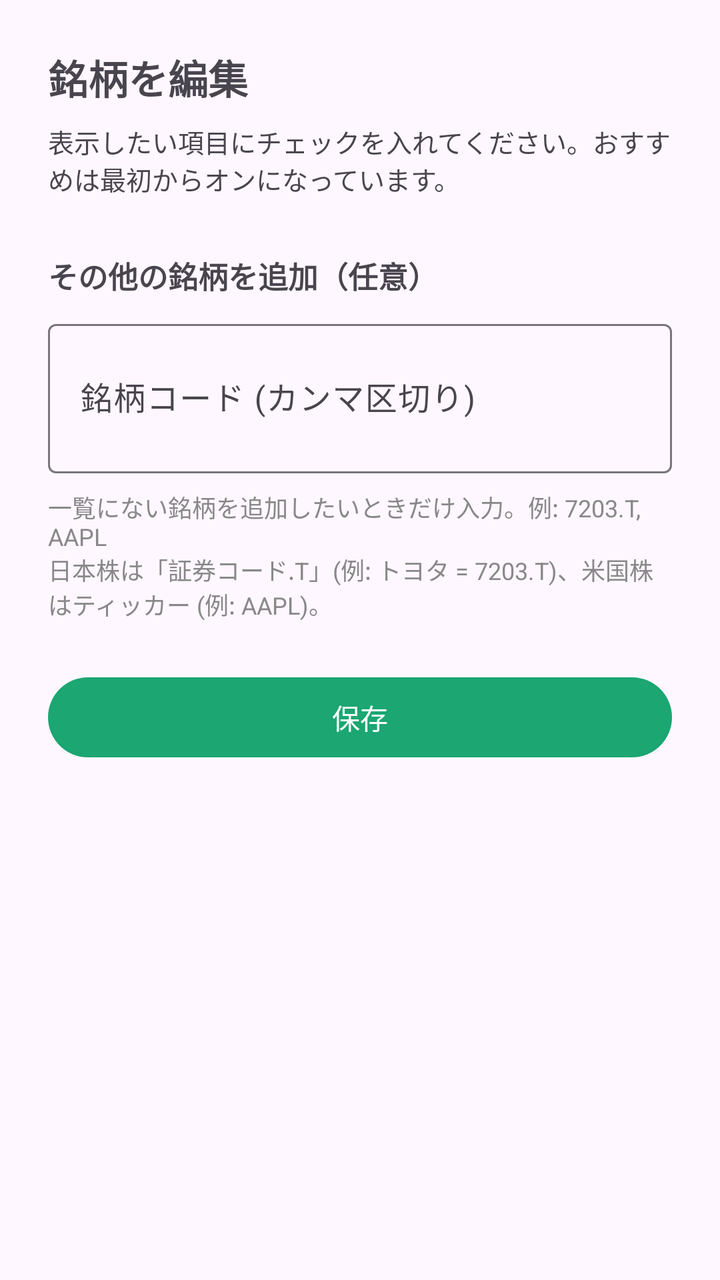
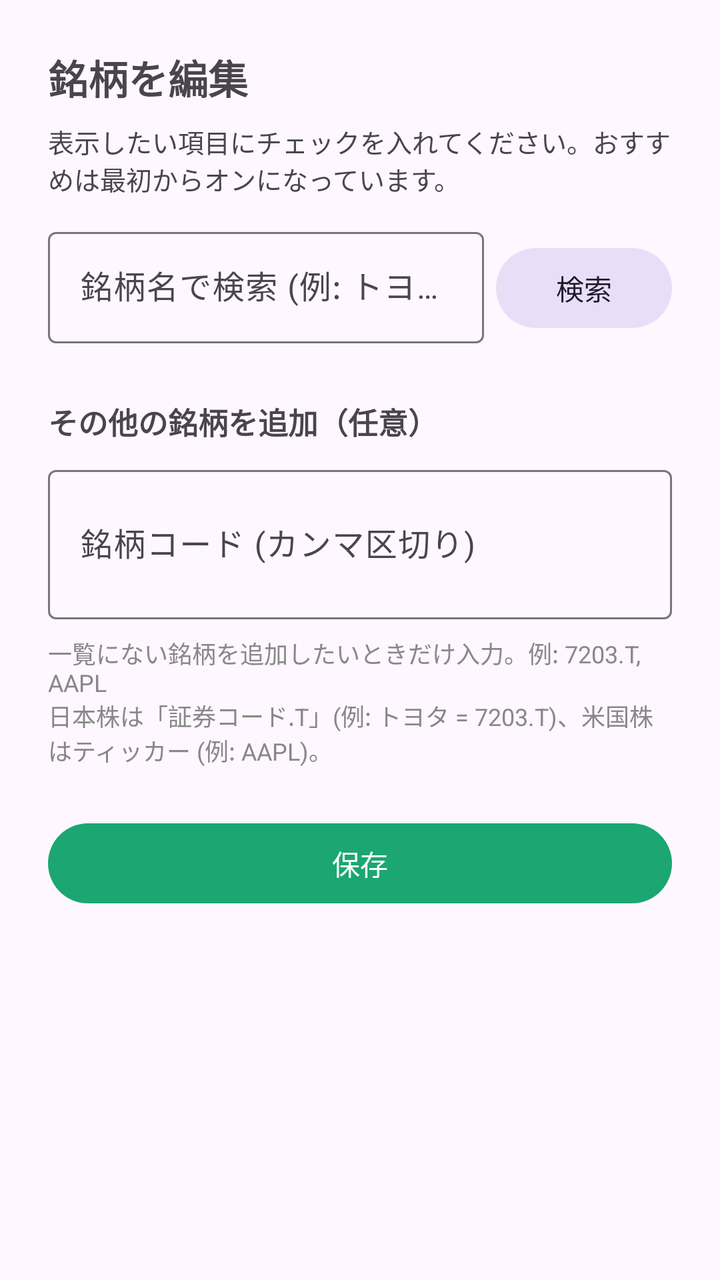

Before-and-after screenshots of an Android layout around one commit, followed by the original layout XML and the change that was made.
<!-- AndroidManifest.xml: activity theme Theme.StockWidget -->
<!-- res/layout/activity_watchlist_edit.xml -->
<?xml version="1.0" encoding="utf-8"?>
<ScrollView xmlns:android="http://schemas.android.com/apk/res/android"
    android:layout_width="match_parent"
    android:layout_height="match_parent"
    android:fillViewport="true">

    <LinearLayout
        android:layout_width="match_parent"
        android:layout_height="wrap_content"
        android:orientation="vertical"
        android:padding="24dp">

        <TextView
            android:layout_width="wrap_content"
            android:layout_height="wrap_content"
            android:text="@string/edit_watchlist"
            android:textSize="20sp"
            android:textStyle="bold" />

        <TextView
            android:layout_width="match_parent"
            android:layout_height="wrap_content"
            android:layout_marginTop="8dp"
            android:text="@string/config_help"
            android:textSize="13sp" />

        <LinearLayout
            android:id="@+id/presets_container"
            android:layout_width="match_parent"
            android:layout_height="wrap_content"
            android:orientation="vertical"
            android:layout_marginTop="8dp" />

        <TextView
            android:layout_width="match_parent"
            android:layout_height="wrap_content"
            android:layout_marginTop="20dp"
            android:text="@string/custom_label"
            android:textStyle="bold"
            android:textSize="15sp" />

        <com.google.android.material.textfield.TextInputLayout
            android:layout_width="match_parent"
            android:layout_height="wrap_content"
            android:layout_marginTop="8dp"
            android:hint="@string/symbols_hint">

            <com.google.android.material.textfield.TextInputEditText
                android:id="@+id/symbols_input"
                android:layout_width="match_parent"
                android:layout_height="wrap_content"
                android:inputType="textCapCharacters|textMultiLine"
                android:minLines="2" />
        </com.google.android.material.textfield.TextInputLayout>

        <TextView
            android:layout_width="match_parent"
            android:layout_height="wrap_content"
            android:layout_marginTop="8dp"
            android:text="@string/config_examples"
            android:textColor="#888888"
            android:textSize="12sp" />

        <com.google.android.material.button.MaterialButton
            android:id="@+id/save_button"
            android:layout_width="match_parent"
            android:layout_height="wrap_content"
            android:layout_marginTop="24dp"
            android:text="@string/save" />

    </LinearLayout>

</ScrollView>
<!-- resources referenced by this layout -->
<resources>
  <string name="config_examples">一覧にない銘柄を追加したいときだけ入力。例: 7203.T, AAPL\n日本株は「証券コード.T」(例: トヨタ = 7203.T)、米国株はティッカー (例: AAPL)。</string>
  <string name="config_help">表示したい項目にチェックを入れてください。おすすめは最初からオンになっています。</string>
  <string name="custom_label">その他の銘柄を追加（任意）</string>
  <string name="edit_watchlist">銘柄を編集</string>
  <string name="save">保存</string>
  <string name="symbols_hint">銘柄コード (カンマ区切り)</string>
  <style name="Theme.StockWidget" parent="Theme.Material3.DayNight.NoActionBar">
          <item name="colorPrimary">#1BA672</item>
          <item name="colorOnPrimary">#FFFFFF</item>
      </style>
</resources>

<!-- the commit's change to res/layout/activity_watchlist_edit.xml (unified diff, before → after) -->
@@ -23,6 +23,41 @@
             android:layout_marginTop="8dp"
             android:text="@string/config_help"
             android:textSize="13sp" />
+
+        <LinearLayout
+            android:layout_width="match_parent"
+            android:layout_height="wrap_content"
+            android:orientation="horizontal"
+            android:layout_marginTop="12dp">
+
+            <com.google.android.material.textfield.TextInputLayout
+                android:layout_width="0dp"
+                android:layout_weight="1"
+                android:layout_height="wrap_content"
+                android:hint="@string/search_hint">
+
+                <com.google.android.material.textfield.TextInputEditText
+                    android:id="@+id/search_input"
+                    android:layout_width="match_parent"
+                    android:layout_height="wrap_content"
+                    android:inputType="text"
+                    android:imeOptions="actionSearch" />
+            </com.google.android.material.textfield.TextInputLayout>
+
+            <com.google.android.material.button.MaterialButton
+                android:id="@+id/search_button"
+                style="@style/Widget.Material3.Button.TonalButton"
+                android:layout_width="wrap_content"
+                android:layout_height="wrap_content"
+                android:layout_marginStart="6dp"
+                android:text="@string/search_button" />
+        </LinearLayout>
+
+        <LinearLayout
+            android:id="@+id/search_results"
+            android:layout_width="match_parent"
+            android:layout_height="wrap_content"
+            android:orientation="vertical" />
 
         <LinearLayout
             android:id="@+id/presets_container"
<!-- resource entries referenced after the edit -->
@@ -5,6 +5,8 @@
   <string name="custom_label">その他の銘柄を追加（任意）</string>
   <string name="edit_watchlist">銘柄を編集</string>
   <string name="save">保存</string>
+  <string name="search_button">検索</string>
+  <string name="search_hint">銘柄名で検索 (例: トヨタ, apple)</string>
   <string name="symbols_hint">銘柄コード (カンマ区切り)</string>
   <style name="Theme.StockWidget" parent="Theme.Material3.DayNight.NoActionBar">
           <item name="colorPrimary">#1BA672</item>
